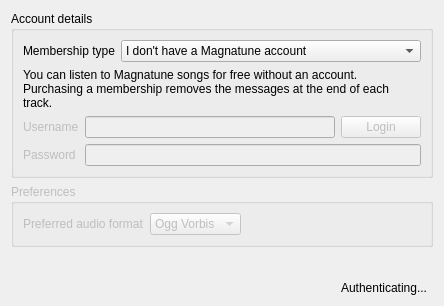
Above: src/internet/magnatunesettingspage.ui from clementine-player/Clementine before the change. Below: the same form after it.
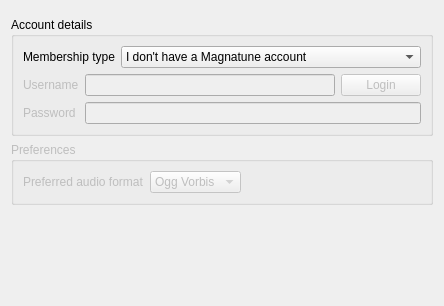
That is the form after the change. Custom widgets are drawn as their Qt base class.

Commit message: Refactor the last.fm, magnatune, spotify and di.fm settings pages - moving the login state display into a separate widget.

Diff of the .ui file:
```diff
--- a/src/internet/magnatunesettingspage.ui
+++ b/src/internet/magnatunesettingspage.ui
@@ -14,12 +14,18 @@
    <string>Magnatune</string>
   </property>
   <layout class="QVBoxLayout" name="verticalLayout">
+   <item>
+    <widget class="LoginStateWidget" name="login_state" native="true"/>
+   </item>
    <item>
     <widget class="QGroupBox" name="groupBox">
      <property name="title">
       <string>Account details</string>
      </property>
      <layout class="QFormLayout" name="formLayout_3">
+      <property name="fieldGrowthPolicy">
+       <enum>QFormLayout::AllNonFixedFieldsGrow</enum>
+      </property>
       <item row="0" column="0">
        <widget class="QLabel" name="label">
         <property name="text">
@@ -47,16 +53,6 @@
        </widget>
       </item>
       <item row="1" column="0" colspan="2">
-       <widget class="QLabel" name="label_4">
-        <property name="text">
-         <string>You can listen to Magnatune songs for free without an account.  Purchasing a membership removes the messages at the end of each track.</string>
-        </property>
-        <property name="wordWrap">
-         <bool>true</bool>
-        </property>
-       </widget>
-      </item>
-      <item row="2" column="0" colspan="2">
        <widget class="QWidget" name="login_container" native="true">
         <property name="enabled">
          <bool>false</bool>
@@ -166,42 +162,14 @@
      </property>
     </spacer>
    </item>
-   <item>
-    <widget class="QWidget" name="busy" native="true">
-     <layout class="QHBoxLayout" name="horizontalLayout">
-      <property name="margin">
-       <number>0</number>
-      </property>
-      <item>
-       <widget class="QLabel" name="label_5">
-        <property name="text">
-         <string>Authenticating...</string>
-        </property>
-        <property name="alignment">
-         <set>Qt::AlignRight|Qt::AlignTrailing|Qt::AlignVCenter</set>
-        </property>
-       </widget>
-      </item>
-      <item>
-       <widget class="BusyIndicator" name="label_6">
-        <property name="sizePolicy">
-         <sizepolicy hsizetype="Fixed" vsizetype="Preferred">
-          <horstretch>0</horstretch>
-          <verstretch>0</verstretch>
-         </sizepolicy>
-        </property>
-       </widget>
-      </item>
-     </layout>
-    </widget>
-   </item>
   </layout>
  </widget>
  <customwidgets>
   <customwidget>
-   <class>BusyIndicator</class>
+   <class>LoginStateWidget</class>
    <extends>QWidget</extends>
-   <header>widgets/busyindicator.h</header>
+   <header>widgets/loginstatewidget.h</header>
+   <container>1</container>
   </customwidget>
  </customwidgets>
  <resources/>
```
The commit also changes 30 other files.
